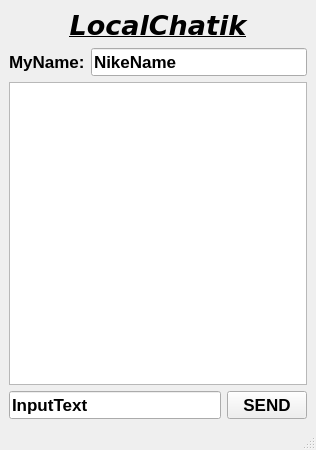
Above: MainWindow.ui from mrEscow/GB_QT before the change. Below: the same form after it.
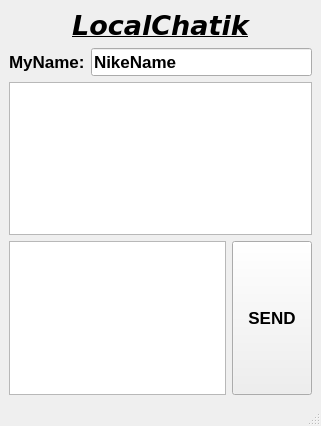
That is the form after the change.

Diff of the .ui file:
```diff
--- a/MainWindow.ui
+++ b/MainWindow.ui
@@ -6,8 +6,8 @@
    <rect>
     <x>0</x>
     <y>0</y>
-    <width>316</width>
-    <height>450</height>
+    <width>321</width>
+    <height>426</height>
    </rect>
   </property>
   <property name="windowTitle">
@@ -73,25 +73,45 @@
      </layout>
     </item>
     <item>
-     <widget class="QListView" name="_chatListView"/>
+     <widget class="QListWidget" name="_chatListWidget"/>
     </item>
     <item>
      <layout class="QHBoxLayout" name="horizontalLayout_2">
       <item>
-       <widget class="QLineEdit" name="_inputTextLineEdit">
+       <widget class="QTextEdit" name="textEdit">
+        <property name="sizePolicy">
+         <sizepolicy hsizetype="Expanding" vsizetype="Maximum">
+          <horstretch>0</horstretch>
+          <verstretch>150</verstretch>
+         </sizepolicy>
+        </property>
+        <property name="maximumSize">
+         <size>
+          <width>16777215</width>
+          <height>200</height>
+         </size>
+        </property>
         <property name="font">
          <font>
-          <pointsize>13</pointsize>
-          <bold>true</bold>
+          <pointsize>12</pointsize>
          </font>
         </property>
-        <property name="text">
-         <string>InputText</string>
+        <property name="tabStopDistance">
+         <double>80.000000000000000</double>
+        </property>
+        <property name="acceptRichText">
+         <bool>true</bool>
         </property>
        </widget>
       </item>
       <item>
        <widget class="QPushButton" name="_sendMsgPushButton">
+        <property name="sizePolicy">
+         <sizepolicy hsizetype="Minimum" vsizetype="Preferred">
+          <horstretch>0</horstretch>
+          <verstretch>0</verstretch>
+         </sizepolicy>
+        </property>
         <property name="font">
          <font>
           <pointsize>13</pointsize>
```
Left out of the diff: 2 changed lines with no effect on the pictures.
